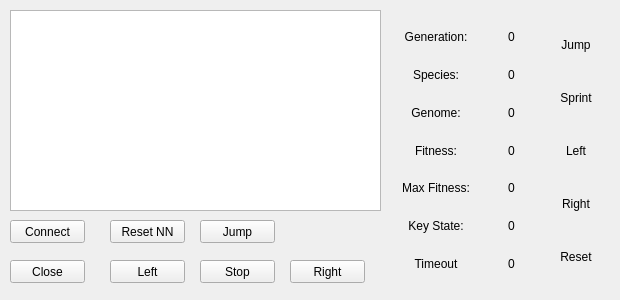
First picture: the form in RoboCopClient/mainwindow.ui, repository Alex-BusNet/SuperCopRemastered, before the edit.
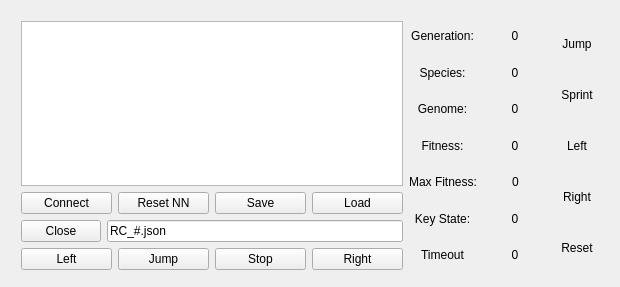
Second picture: the form after the edit. Icons and pictures are not drawn.

Commit message: [Experimental] Tweaked movement control to properly use key values to access neuron->incoming QMap instead of index value relative to size of QMap. Also added save/load functionality to NN controler UI.

Patch:
```diff
--- a/RoboCopClient/mainwindow.ui
+++ b/RoboCopClient/mainwindow.ui
@@ -7,13 +7,19 @@
     <x>0</x>
     <y>0</y>
     <width>620</width>
-    <height>300</height>
+    <height>287</height>
    </rect>
   </property>
+  <property name="sizePolicy">
+   <sizepolicy hsizetype="Maximum" vsizetype="Maximum">
+    <horstretch>0</horstretch>
+    <verstretch>0</verstretch>
+   </sizepolicy>
+  </property>
   <property name="maximumSize">
    <size>
     <width>620</width>
-    <height>300</height>
+    <height>287</height>
    </size>
   </property>
   <property name="windowTitle">
@@ -24,108 +30,149 @@
     <normaloff>Assets/UI/RC_NEAT_Icon.png</normaloff>Assets/UI/RC_NEAT_Icon.png</iconset>
   </property>
   <widget class="QWidget" name="centralWidget">
-   <widget class="QPushButton" name="Jump">
-    <property name="geometry">
-     <rect>
-      <x>200</x>
-      <y>220</y>
-      <width>75</width>
-      <height>23</height>
-     </rect>
-    </property>
-    <property name="text">
-     <string>Jump</string>
-    </property>
-   </widget>
-   <widget class="QPushButton" name="Stop">
-    <property name="geometry">
-     <rect>
-      <x>200</x>
-      <y>260</y>
-      <width>75</width>
-      <height>23</height>
-     </rect>
-    </property>
-    <property name="text">
-     <string>Stop</string>
-    </property>
-   </widget>
-   <widget class="QPushButton" name="Left">
-    <property name="geometry">
-     <rect>
-      <x>110</x>
-      <y>260</y>
-      <width>75</width>
-      <height>23</height>
-     </rect>
-    </property>
-    <property name="text">
-     <string>Left</string>
-    </property>
-   </widget>
-   <widget class="QPushButton" name="Right">
-    <property name="geometry">
-     <rect>
-      <x>290</x>
-      <y>260</y>
-      <width>75</width>
-      <height>23</height>
-     </rect>
-    </property>
-    <property name="text">
-     <string>Right</string>
-    </property>
-   </widget>
-   <widget class="QPushButton" name="Connect">
+   <widget class="QWidget" name="horizontalLayoutWidget_5">
     <property name="geometry">
      <rect>
       <x>10</x>
-      <y>220</y>
-      <width>75</width>
-      <height>23</height>
+      <y>10</y>
+      <width>601</width>
+      <height>271</height>
      </rect>
     </property>
-    <property name="text">
-     <string>Connect</string>
-    </property>
-   </widget>
+    <layout class="QHBoxLayout" name="horizontalLayout_12" stretch="2,1">
+     <item>
+      <layout class="QVBoxLayout" name="verticalLayout_3" stretch="0,0,0,0">
+       <item>
    <widget class="QTextEdit" name="Log">
-    <property name="geometry">
-     <rect>
-      <x>10</x>
-      <y>10</y>
-      <width>371</width>
-      <height>201</height>
-     </rect>
+         <property name="sizePolicy">
+          <sizepolicy hsizetype="Expanding" vsizetype="Expanding">
+           <horstretch>0</horstretch>
+           <verstretch>0</verstretch>
+          </sizepolicy>
+         </property>
+         <property name="minimumSize">
+          <size>
+           <width>0</width>
+           <height>0</height>
+          </size>
+         </property>
+         <property name="maximumSize">
+          <size>
+           <width>16777215</width>
+           <height>16777215</height>
+          </size>
     </property>
     <property name="font">
      <font>
       <family>Courier</family>
-     </font>
-    </property>
-   </widget>
+           <pointsize>10</pointsize>
+          </font>
+         </property>
+         <property name="verticalScrollBarPolicy">
+          <enum>Qt::ScrollBarAlwaysOff</enum>
+         </property>
+         <property name="horizontalScrollBarPolicy">
+          <enum>Qt::ScrollBarAlwaysOff</enum>
+         </property>
+         <property name="undoRedoEnabled">
+          <bool>false</bool>
+         </property>
+         <property name="lineWrapMode">
+          <enum>QTextEdit::NoWrap</enum>
+         </property>
+         <property name="lineWrapColumnOrWidth">
+          <number>0</number>
+         </property>
+         <property name="textInteractionFlags">
+          <set>Qt::NoTextInteraction</set>
+         </property>
+        </widget>
+       </item>
+       <item>
+        <layout class="QHBoxLayout" name="horizontalLayout_9">
+         <item>
+          <widget class="QPushButton" name="Connect">
+           <property name="text">
+            <string>Connect</string>
+           </property>
+          </widget>
+         </item>
+         <item>
+          <widget class="QPushButton" name="resetNNPB">
+           <property name="text">
+            <string>Reset NN</string>
+           </property>
+          </widget>
+         </item>
+         <item>
+          <widget class="QPushButton" name="saveNNPb">
+           <property name="text">
+            <string>Save</string>
+           </property>
+          </widget>
+         </item>
+         <item>
+          <widget class="QPushButton" name="loadNNPb">
+           <property name="text">
+            <string>Load</string>
+           </property>
+          </widget>
+         </item>
+        </layout>
+       </item>
+       <item>
+        <layout class="QHBoxLayout" name="horizontalLayout_10">
+         <item>
    <widget class="QPushButton" name="closePB">
-    <property name="geometry">
-     <rect>
-      <x>10</x>
-      <y>260</y>
-      <width>75</width>
-      <height>23</height>
-     </rect>
-    </property>
     <property name="text">
      <string>Close</string>
     </property>
    </widget>
-   <widget class="QWidget" name="horizontalLayoutWidget">
-    <property name="geometry">
-     <rect>
-      <x>390</x>
-      <y>10</y>
-      <width>221</width>
-      <height>281</height>
-     </rect>
-    </property>
+         </item>
+         <item>
+          <widget class="QLineEdit" name="filenamePb">
+           <property name="text">
+            <string>RC_#.json</string>
+           </property>
+          </widget>
+         </item>
+        </layout>
+       </item>
+       <item>
+        <layout class="QHBoxLayout" name="horizontalLayout_11">
+         <item>
+          <widget class="QPushButton" name="Left">
+           <property name="text">
+            <string>Left</string>
+           </property>
+          </widget>
+         </item>
+         <item>
+          <widget class="QPushButton" name="Jump">
+           <property name="text">
+            <string>Jump</string>
+           </property>
+          </widget>
+         </item>
+         <item>
+          <widget class="QPushButton" name="Stop">
+           <property name="text">
+            <string>Stop</string>
+           </property>
+          </widget>
+         </item>
+         <item>
+          <widget class="QPushButton" name="Right">
+           <property name="text">
+            <string>Right</string>
+           </property>
+          </widget>
+         </item>
+        </layout>
+       </item>
+      </layout>
+     </item>
+     <item>
     <layout class="QHBoxLayout" name="horizontalLayout_7" stretch="3,1">
      <item>
       <layout class="QVBoxLayout" name="verticalLayout">
@@ -354,19 +401,8 @@
       </layout>
      </item>
     </layout>
-   </widget>
-   <widget class="QPushButton" name="resetNNPB">
-    <property name="geometry">
-     <rect>
-      <x>110</x>
-      <y>220</y>
-      <width>75</width>
-      <height>23</height>
-     </rect>
-    </property>
-    <property name="text">
-     <string>Reset NN</string>
-    </property>
+     </item>
+    </layout>
    </widget>
   </widget>
  </widget>
```
Lines whose indentation alone changed are shown as unchanged. The commit also changes 5 other files.
